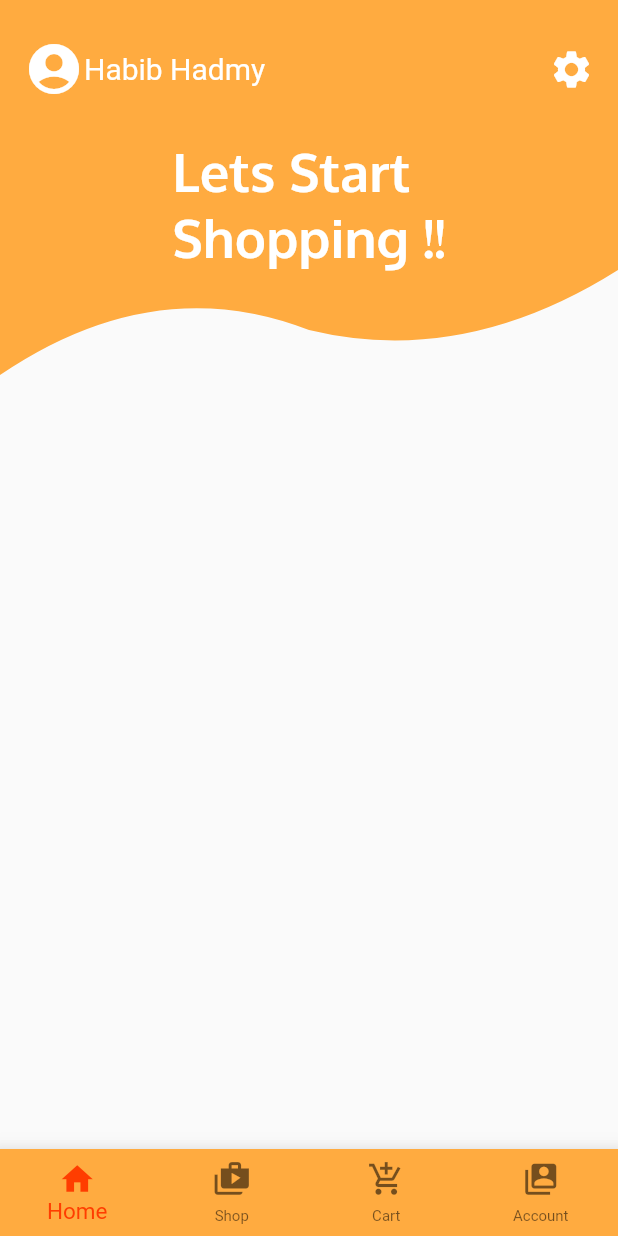
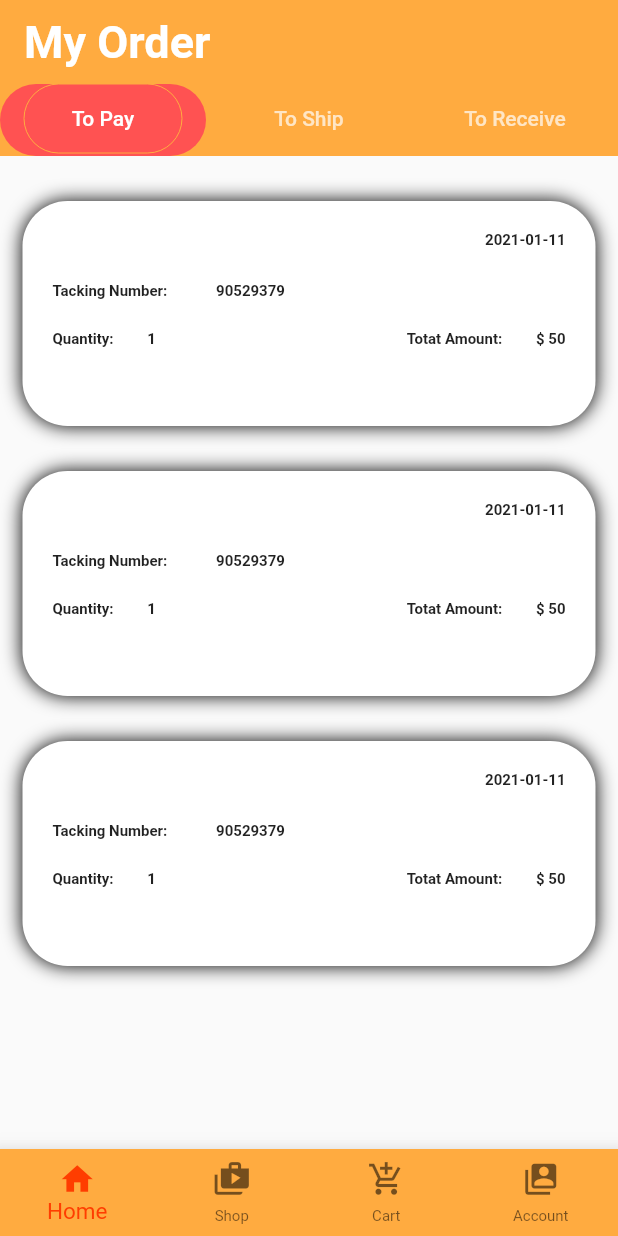
Before and after one commit to HabibHadmy99/closet-map-new, a Flutter app: the screen it shows after launch, item 4 of the bottom bar chosen, after a tap on "My Order", on a phone screen of 412 x 824 dp. Run offline on Flutter 3.47's test engine with Material 2 defaults, Android fonts, the phone set to English and light mode, and no system bars; our stand-ins replace circular_profile_avatar, flutter_svg; network calls fail.

Commit message:
Add My Order Screen

```diff
--- a/lib/screen/account.dart
+++ b/lib/screen/account.dart
@@ -1,6 +1,7 @@
 import 'package:circular_profile_avatar/circular_profile_avatar.dart';
 import 'package:closet_map/nav_bar/CustomAppBar.dart';
 import 'package:closet_map/screen/home.dart';
+import 'package:closet_map/screen/my_order.dart';
 import 'package:closet_map/shape_clipper/profile_clipper.dart';
 import 'package:flutter/material.dart';
 import 'package:flutter_svg/svg.dart';
@@ -74,7 +75,7 @@ class _ProfileState extends State<Account> {
                 item: "My Order",
                 icon: 'assets/icons/heart.svg',
                 press: () {
-                  Navigator.pushReplacement(context, Home.route());
+                  Navigator.pushReplacement(context, Order.route());
                 }),
             ProfileItem(
                 item: "Setting",
--- /dev/null
+++ b/lib/screen/my_order.dart
@@ -0,0 +1,101 @@
+import 'package:closet_map/nav_bar/CustomAppBar.dart';
+import 'package:closet_map/screen/home.dart';
+import 'package:closet_map/screen/order_box.dart';
+import 'package:flutter/cupertino.dart';
+import 'package:flutter/material.dart';
+
+class Order extends StatefulWidget {
+  static Route<dynamic> route() => MaterialPageRoute(builder: (_) => Order());
+  @override
+  _OrderState createState() => _OrderState();
+}
+
+class _OrderState extends State<Order> {
+  @override
+  @override
+  Widget build(BuildContext context) {
+    return MaterialApp(
+      debugShowCheckedModeBanner: false,
+      theme: ThemeData(
+        primarySwatch: Colors.red,
+      ),
+      home: roundTab,
+    );
+  }
+
+  DefaultTabController get roundTab => DefaultTabController(
+      length: 3,
+      child: Scaffold(
+        bottomNavigationBar: CustomAppBar(),
+        appBar: AppBar(
+          title: Text(
+            'My Order',
+            style: TextStyle(
+                fontWeight: FontWeight.bold, fontSize: 30, color: Colors.white),
+          ),
+          backgroundColor: Colors.orangeAccent,
+          elevation: 0,
+          bottom: TabBar(
+              unselectedLabelColor: Colors.orangeAccent[500],
+              //indicatorSize: TabBarIndicatorSize.label,
+              indicator: BoxDecoration(
+                  borderRadius: BorderRadius.circular(50),
+                  color: Colors.redAccent),
+              tabs: [
+                Tab(
+                  child: Container(
+                    decoration: BoxDecoration(
+                        borderRadius: BorderRadius.circular(50),
+                        border:
+                            Border.all(color: Colors.orangeAccent, width: 0)),
+                    child: Align(
+                      alignment: Alignment.center,
+                      child: Text("To Pay"),
+                    ),
+                  ),
+                ),
+                Tab(
+                  child: Container(
+                    decoration: BoxDecoration(
+                        borderRadius: BorderRadius.circular(50),
+                        border:
+                            Border.all(color: Colors.orangeAccent, width: 0)),
+                    child: Align(
+                      alignment: Alignment.center,
+                      child: Text("To Ship"),
+                    ),
+                  ),
+                ),
+                Tab(
+                  child: Container(
+                    decoration: BoxDecoration(
+                        borderRadius: BorderRadius.circular(50),
+                        border:
+                            Border.all(color: Colors.orangeAccent, width: 0)),
+                    child: Align(
+                      alignment: Alignment.center,
+                      child: Text("To Receive"),
+                    ),
+                  ),
+                ),
+              ]),
+        ),
+        body: TabBarView(children: [
+          buildOrderList(),
+          buildOrderList(),
+          buildOrderList(),
+          //Icon(Icons.movie),
+          //Icon(Icons.games),
+        ]),
+      ));
+
+  ListView buildOrderList() {
+    return ListView.builder(
+      shrinkWrap: true,
+      itemCount: 3,
+      itemBuilder: (context, index) {
+        return OrderBox();
+      },
+    );
+  }
+}
--- /dev/null
+++ b/lib/screen/order_box.dart
@@ -0,0 +1,118 @@
+import 'package:flutter/cupertino.dart';
+import 'package:flutter/material.dart';
+
+class OrderBox extends StatelessWidget {
+  @override
+  Widget build(BuildContext content) {
+    return Container(
+        padding: EdgeInsets.fromLTRB(15, 30, 15, 0),
+        child: Container(
+          decoration: BoxDecoration(
+            boxShadow: [
+              BoxShadow(
+                color: Colors.black,
+                blurRadius: 10,
+              )
+            ],
+            borderRadius: BorderRadius.circular(30),
+            color: Colors.white,
+          ),
+          height: 150,
+          child: Padding(
+            padding: EdgeInsets.fromLTRB(20, 20, 20, 20),
+            child: Column(
+              mainAxisAlignment: MainAxisAlignment.spaceAround,
+              children: <Widget>[
+                Row(
+                  mainAxisAlignment: MainAxisAlignment.spaceBetween,
+                  children: <Widget>[
+                    RichText(
+                        text: TextSpan(children: <TextSpan>[
+                      TextSpan(
+                          text: 'Order: ',
+                          style: TextStyle(
+                              fontWeight: FontWeight.bold, fontSize: 10)),
+                      TextSpan(
+                        text: '#123',
+                        style: TextStyle(
+                            fontWeight: FontWeight.bold, fontSize: 10),
+                      ),
+                    ])),
+                    Text('2021-01-11',
+                        style: TextStyle(
+                            fontWeight: FontWeight.bold, fontSize: 10))
+                  ],
+                ),
+                SizedBox(
+                  height: 20,
+                ),
+                Column(
+                  crossAxisAlignment: CrossAxisAlignment.start,
+                  mainAxisAlignment: MainAxisAlignment.spaceBetween,
+                  children: <Widget>[
+                    Row(
+                      children: <Widget>[
+                        Text('Tacking Number: ',
+                            style: TextStyle(
+                                fontWeight: FontWeight.bold, fontSize: 10)),
+                        Padding(
+                          padding: const EdgeInsets.only(left: 30),
+                          child: Text('90529379 ',
+                              style: TextStyle(
+                                  fontWeight: FontWeight.bold, fontSize: 10)),
+                        ),
+                      ],
+                    ),
+                    SizedBox(
+                      height: 20,
+                    ),
+                    Row(
+                      mainAxisAlignment: MainAxisAlignment.spaceBetween,
+                      children: <Widget>[
+                        Row(
+                          children: <Widget>[
+                            Text(
+                              'Quantity: ',
+                              style: TextStyle(
+                                  fontWeight: FontWeight.bold, fontSize: 10),
+                            ),
+                            Padding(
+                              padding: const EdgeInsets.only(left: 20),
+                              child: Text('1',
+                                  style: TextStyle(
+                                      fontWeight: FontWeight.bold,
+                                      fontSize: 10)),
+                            ),
+                          ],
+                        ),
+                        Row(
+                          children: <Widget>[
+                            Text(
+                              'Totat Amount: ',
+                              style: TextStyle(
+                                  fontWeight: FontWeight.bold, fontSize: 10),
+                            ),
+                            Padding(
+                              padding: const EdgeInsets.fromLTRB(20, 0, 0, 0),
+                              child: Text(
+                                '\$ 50',
+                                //total amount
+                                style: TextStyle(
+                                    fontWeight: FontWeight.bold, fontSize: 10),
+                              ),
+                            ),
+                          ],
+                        )
+                      ],
+                    )
+                  ],
+                ),
+                SizedBox(
+                  height: 30,
+                ),
+              ],
+            ),
+          ),
+        ));
+  }
+}
```
Also changed, not shown: 1 other file.
